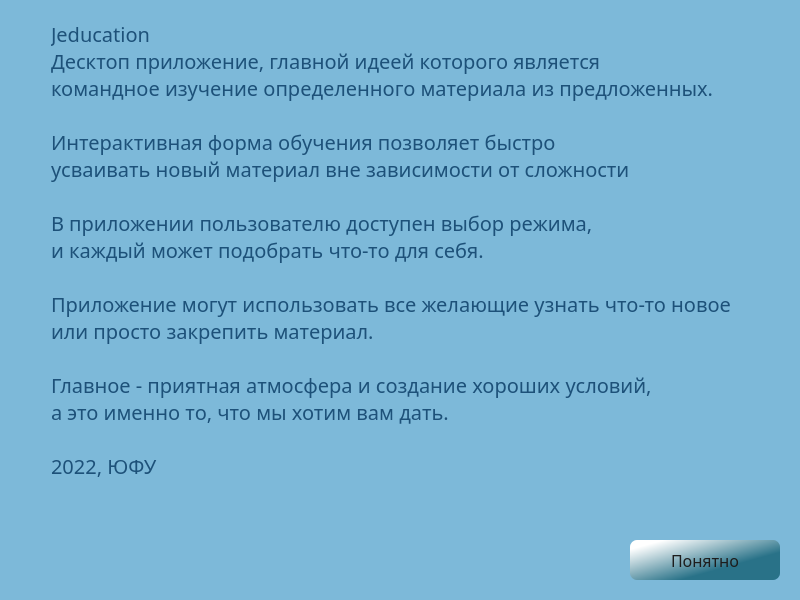
Qt form Client/jeducation-v0.1/info.ui (Avedik/Desktop-application-IEducation) before a commit.
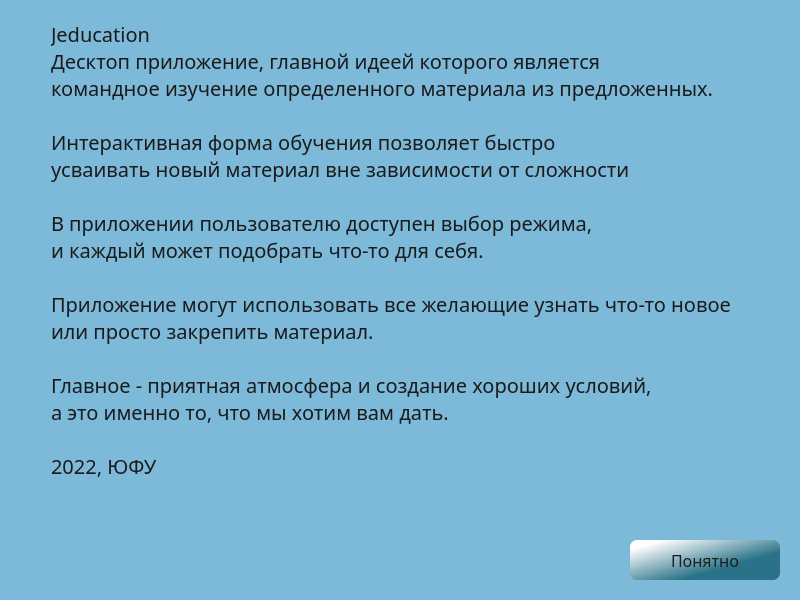
The same form after that commit.

What changed in the file:
```diff
--- a/Client/jeducation-v0.1/info.ui
+++ b/Client/jeducation-v0.1/info.ui
@@ -71,7 +71,7 @@
         </font>
        </property>
        <property name="styleSheet">
-        <string notr="true">color: rgb(29, 81, 121);</string>
+        <string notr="true">color: rgb(27, 27, 27)</string>
        </property>
        <property name="text">
         <string>Jeducation
```
